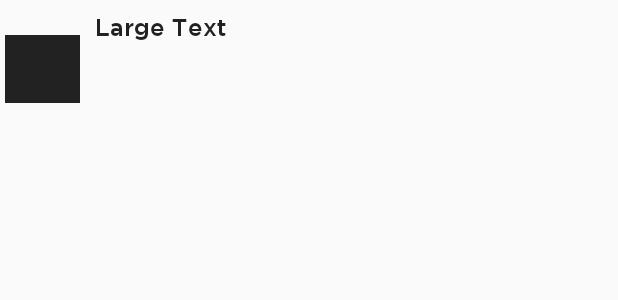
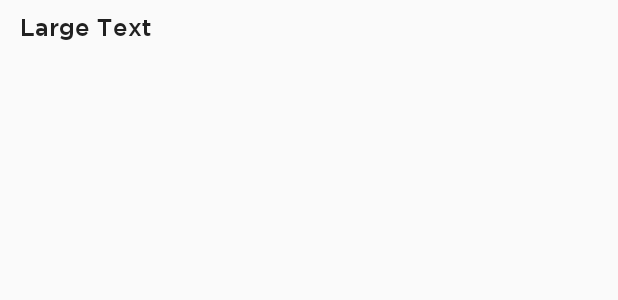
Before and after one commit to abhinavabcd/QuizApp_Android, an Android app: the layout feed_generic_view.xml on its own in the app's theme, with its tools: preview values and no code run, on a phone screen of 412 x 824 dp. Shown: the top 300 px of the screen. Run offline under Robolectric (Android 15) with nearby library versions, the phone set to English and light mode, and no system bars.

Commit message:
minor ui change

```diff
--- a/app/src/main/res/layout/feed_generic_view.xml
+++ b/app/src/main/res/layout/feed_generic_view.xml
@@ -19,13 +19,13 @@
 
         <ImageView
             android:id="@+id/title_image"
-            android:layout_width="50dp"
+            android:layout_width="0dp"
             android:layout_height="50dp"
-            android:layout_gravity="left|center_vertical"
+            android:layout_gravity="start|center_vertical"
             android:layout_marginTop="10dp"
             android:layout_weight="0.0"
-            android:scaleType="fitStart"
-            android:background="#222222" />
+            android:scaleType="fitXY"
+          />
 
         <LinearLayout
             android:id="@+id/content_and_badges"
```
